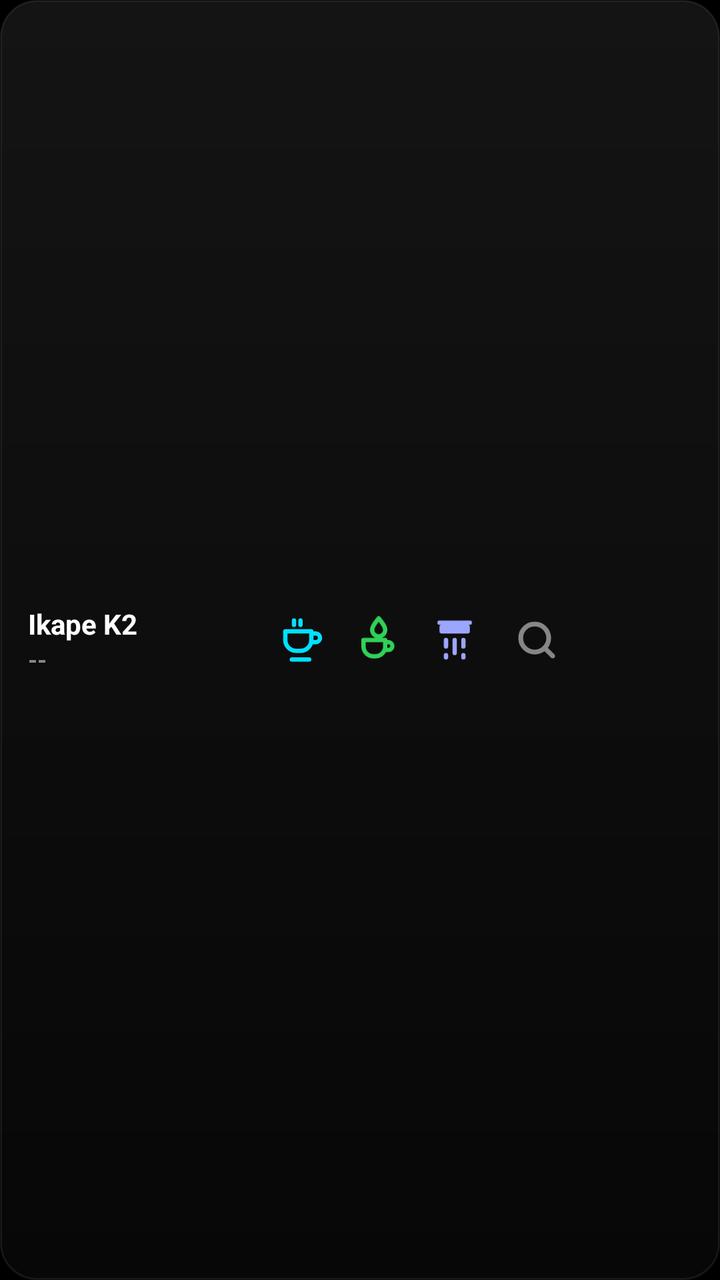
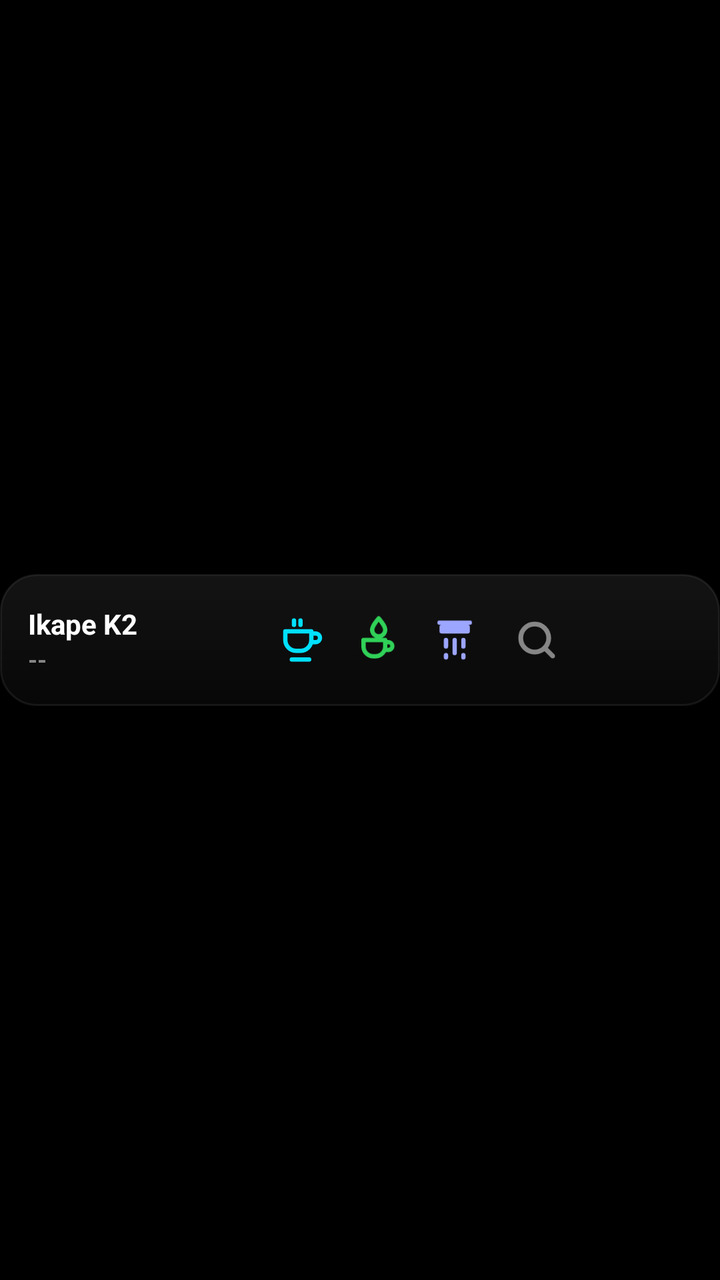

The first picture is an Android layout as it rendered before a commit; the second is the same layout after the commit. The layout source and the unified diff follow.
<!-- AndroidManifest.xml: application theme android:Theme.Black.NoTitleBar -->
<!-- res/layout/widget.xml -->
<?xml version="1.0" encoding="utf-8"?>
<LinearLayout xmlns:android="http://schemas.android.com/apk/res/android"
    android:id="@+id/wroot"
    android:layout_width="match_parent"
    android:layout_height="match_parent"
    android:background="@drawable/widget_bg"
    android:gravity="center_vertical"
    android:orientation="horizontal"
    android:paddingStart="14dp"
    android:paddingEnd="6dp">

    <LinearLayout
        android:id="@+id/wtext"
        android:layout_width="wrap_content"
        android:layout_height="wrap_content"
        android:orientation="vertical">

        <TextView
            android:id="@+id/wname"
            android:layout_width="wrap_content"
            android:layout_height="wrap_content"
            android:ellipsize="end"
            android:maxWidth="150dp"
            android:singleLine="true"
            android:text="Ikape K2"
            android:textColor="#FFFFFF"
            android:textSize="14sp"
            android:textStyle="bold" />

        <TextView
            android:id="@+id/wstat"
            android:layout_width="wrap_content"
            android:layout_height="wrap_content"
            android:ellipsize="end"
            android:maxWidth="150dp"
            android:singleLine="true"
            android:text="--"
            android:textColor="#80FFFFFF"
            android:textSize="12sp"
            android:textStyle="bold" />
    </LinearLayout>

    <LinearLayout
        android:layout_width="0dp"
        android:layout_height="match_parent"
        android:layout_weight="1"
        android:gravity="center"
        android:orientation="horizontal">

        <Chronometer
            android:id="@+id/wtimer"
            android:layout_width="wrap_content"
            android:layout_height="44dp"
            android:gravity="center"
            android:paddingStart="4dp"
            android:paddingEnd="4dp"
            android:textColor="#FFFFFF"
            android:textSize="17sp"
            android:textStyle="bold"
            android:visibility="gone" />

        <ImageButton
            android:id="@+id/wextract"
            android:layout_width="38dp"
            android:layout_height="44dp"
            android:background="@android:color/transparent"
            android:contentDescription="Extract"
            android:padding="6dp"
            android:scaleType="fitCenter"
            android:src="@drawable/ic_extract" />

        <ImageButton
            android:id="@+id/wboth"
            android:layout_width="38dp"
            android:layout_height="44dp"
            android:background="@android:color/transparent"
            android:contentDescription="Heat and extract"
            android:padding="6dp"
            android:scaleType="fitCenter"
            android:src="@drawable/ic_both" />

        <ImageButton
            android:id="@+id/wpurge"
            android:layout_width="38dp"
            android:layout_height="44dp"
            android:background="@android:color/transparent"
            android:contentDescription="Purge: 30 seconds of water, no heating"
            android:padding="6dp"
            android:scaleType="fitCenter"
            android:src="@drawable/ic_purge" />

        <ProgressBar
            android:id="@+id/wbusy"
            style="?android:attr/progressBarStyleSmall"
            android:layout_width="44dp"
            android:layout_height="44dp"
            android:padding="11dp"
            android:indeterminateTint="#FFFFFF"
            android:visibility="gone" />

        <ImageButton
            android:id="@+id/wopen"
            android:layout_width="44dp"
            android:layout_height="44dp"
            android:background="@android:color/transparent"
            android:contentDescription="Search for the K2"
            android:padding="10dp"
            android:scaleType="fitCenter"
            android:src="@drawable/ic_search" />
    </LinearLayout>
</LinearLayout>
<!-- resources referenced by this layout -->
<resources>
  <!-- drawable ic_both (drawable) -->
  <?xml version="1.0" encoding="utf-8"?>
  <vector xmlns:android="http://schemas.android.com/apk/res/android"
      android:width="24dp" android:height="24dp" android:viewportWidth="24" android:viewportHeight="24">
      <path android:strokeColor="#30D158" android:strokeWidth="2" android:strokeLineCap="round" android:strokeLineJoin="round"
          android:pathData="M12 2c1.8 2.2 3 3.8 3 5.3a3 3 0 0 1 -6 0C9 5.8 10.2 4.2 12 2Z M5 12h10v3a4.5 4.5 0 0 1 -4.5 4.5H9.5A4.5 4.5 0 0 1 5 15v-3Z M15 13h1.5a1.8 1.8 0 0 1 0 3.6H15" />
  </vector>
  <!-- drawable ic_extract (drawable) -->
  <?xml version="1.0" encoding="utf-8"?>
  <vector xmlns:android="http://schemas.android.com/apk/res/android"
      android:width="24dp" android:height="24dp" android:viewportWidth="24" android:viewportHeight="24">
      <path android:strokeColor="#00E0FF" android:strokeWidth="2" android:strokeLineCap="round" android:strokeLineJoin="round"
          android:pathData="M5 8h11v4a5 5 0 0 1 -5 5H9a5 5 0 0 1 -5 -5V8Z M16 9h2a2 2 0 0 1 0 4h-2 M8 3v2 M11 3v2 M7 21h8" />
  </vector>
  <!-- drawable ic_purge (drawable) -->
  <?xml version="1.0" encoding="utf-8"?>
  <vector xmlns:android="http://schemas.android.com/apk/res/android"
      android:width="24dp" android:height="24dp" android:viewportWidth="24" android:viewportHeight="24">
      <path android:strokeColor="#9DA6FF" android:strokeWidth="2" android:strokeLineCap="round" android:strokeLineJoin="round"
          android:pathData="M5 4h14 M8 4v2 M16 4v2 M6 6h12v2H6z M8 12v3 M12 12v6 M16 12v3 M8 19v1 M16 19v1" />
  </vector>
  <!-- drawable ic_search (drawable) -->
  <?xml version="1.0" encoding="utf-8"?>
  <vector xmlns:android="http://schemas.android.com/apk/res/android"
      android:width="24dp" android:height="24dp" android:viewportWidth="24" android:viewportHeight="24">
      <path android:strokeColor="#80FFFFFF" android:strokeWidth="2.4" android:strokeLineCap="round" android:strokeLineJoin="round"
          android:pathData="M4 11a7 7 0 1 0 14 0a7 7 0 1 0 -14 0 M20 20l-3.2 -3.2" />
  </vector>
  <!-- drawable widget_bg (drawable) -->
  <?xml version="1.0" encoding="utf-8"?>
  <shape xmlns:android="http://schemas.android.com/apk/res/android" android:shape="rectangle">
      <gradient android:angle="290" android:startColor="#141414" android:endColor="#070707" />
      <corners android:radius="18dp" />
      <stroke android:width="1dp" android:color="#12FFFFFF" />
  </shape>
</resources>

<!-- the commit's change to res/layout/widget.xml (unified diff, before → after) -->
@@ -1,13 +1,28 @@
 <?xml version="1.0" encoding="utf-8"?>
-<LinearLayout xmlns:android="http://schemas.android.com/apk/res/android"
+<FrameLayout xmlns:android="http://schemas.android.com/apk/res/android"
+    android:layout_width="match_parent"
+    android:layout_height="match_parent">
+
+
+<LinearLayout
     android:id="@+id/wroot"
     android:layout_width="match_parent"
-    android:layout_height="match_parent"
+    android:layout_height="66dp"
+    android:layout_gravity="center_vertical"
     android:background="@drawable/widget_bg"
     android:gravity="center_vertical"
     android:orientation="horizontal"
     android:paddingStart="14dp"
     android:paddingEnd="6dp">
+
+    <ImageView
+        android:id="@+id/werr"
+        android:layout_width="30dp"
+        android:layout_height="30dp"
+        android:layout_marginEnd="8dp"
+        android:contentDescription="Machine warning"
+        android:src="@drawable/ic_warn"
+        android:visibility="gone" />
 
     <LinearLayout
         android:id="@+id/wtext"
@@ -41,6 +56,7 @@
     </LinearLayout>
 
     <LinearLayout
+        android:id="@+id/wctl"
         android:layout_width="0dp"
         android:layout_height="match_parent"
         android:layout_weight="1"
@@ -109,3 +125,4 @@
             android:src="@drawable/ic_search" />
     </LinearLayout>
 </LinearLayout>
+</FrameLayout>
<!-- resource entries referenced after the edit -->
@@ -28,6 +28,13 @@
       <path android:strokeColor="#80FFFFFF" android:strokeWidth="2.4" android:strokeLineCap="round" android:strokeLineJoin="round"
           android:pathData="M4 11a7 7 0 1 0 14 0a7 7 0 1 0 -14 0 M20 20l-3.2 -3.2" />
   </vector>
+  <!-- drawable ic_warn (drawable) -->
+  <?xml version="1.0" encoding="utf-8"?>
+  <vector xmlns:android="http://schemas.android.com/apk/res/android"
+      android:width="24dp" android:height="24dp" android:viewportWidth="24" android:viewportHeight="24">
+      <path android:fillColor="#FFC700" android:pathData="M12 2.5 22.5 20.5H1.5Z" />
+      <path android:fillColor="#0B0B0C" android:pathData="M11 9h2v5.5h-2Z M11 16h2v2h-2Z" />
+  </vector>
   <!-- drawable widget_bg (drawable) -->
   <?xml version="1.0" encoding="utf-8"?>
   <shape xmlns:android="http://schemas.android.com/apk/res/android" android:shape="rectangle">
